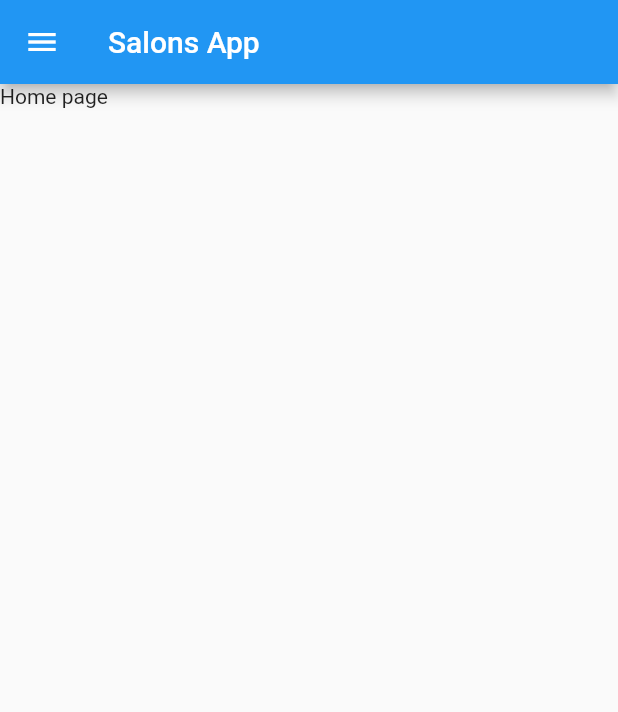
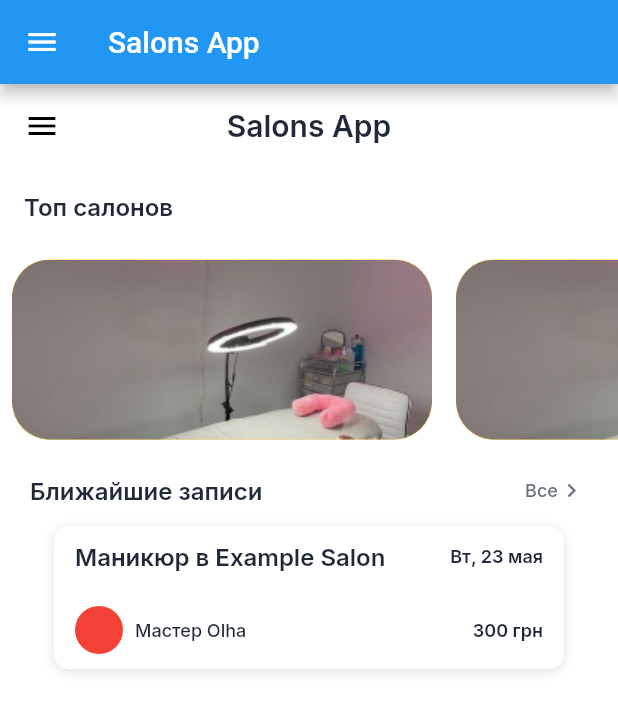
Before and after one commit to LizaPolishchuk/bf_mobile_client, a Flutter app: the MyHomePage screen opened directly, on a phone screen of 412 x 824 dp. Shown: the top 712 px of the screen. Run offline on Flutter 3.47's test engine with Material 2 defaults, Android fonts, the phone set to English and light mode, and no system bars; drawn by our look-alikes of flutter_slidable; our stand-ins replace bloc, dartz, firebase_auth, firebase_core, flutter_bloc, flutter_svg and 3 more; missing offline and left inert: salons_app_flutter_module; accounts and stored records are empty; statements that could not run were skipped; project files that could hold a hidden picture were left out.

Commit message:
home page UI

```diff
--- a/lib/main.dart
+++ b/lib/main.dart
@@ -20,7 +20,7 @@ void main() async {
   await di.init();
   await appDi.init();
 
-  await initHive();
+  // await initHive();
 
   runApp(MyApp());
 }
@@ -50,7 +50,8 @@ class MyApp extends StatelessWidget {
       theme: ThemeData(
         primarySwatch: Colors.blue,
       ),
-      home: MyHomePage(),
+      // home: MyHomePage(),
+      home: HomePage(),
     );
   }
 }
--- a/lib/prezentation/home/home_page.dart
+++ b/lib/prezentation/home/home_page.dart
@@ -1,5 +1,11 @@
 import 'package:flutter/material.dart';
 import 'package:flutter/widgets.dart';
+import 'package:flutter_slidable/flutter_slidable.dart';
+import 'package:salons_app_mobile/prezentation/home/order_alert_widget.dart';
+import 'package:salons_app_mobile/prezentation/home/order_options_widget.dart';
+import 'package:salons_app_mobile/prezentation/home/orders_tile_widget.dart';
+import 'package:salons_app_mobile/prezentation/home/top_salons_carousel_widget.dart';
+import 'package:salons_app_mobile/utils/app_strings.dart';
 
 class HomePage extends StatefulWidget {
   const HomePage({Key? key}) : super(key: key);
@@ -12,7 +18,86 @@ class _HomePageState extends State<HomePage> {
   @override
   Widget build(BuildContext context) {
     return Scaffold(
-      body: Text("Home page"),
+      backgroundColor: Colors.white,
+      appBar: AppBar(
+        leading: IconButton(
+          onPressed: () {},
+          icon: Icon(Icons.menu, color: Colors.black),
+        ),
+        title: Text(
+          'Salons App',
+          style: text16W600.copyWith(fontSize: 20),
+        ),
+        centerTitle: true,
+        backgroundColor: Colors.white,
+        elevation: 0,
+      ),
+      body: Column(
+        crossAxisAlignment: CrossAxisAlignment.center,
+        children: [
+          Padding(
+            padding: const EdgeInsets.all(16),
+            child: Align(
+              alignment: Alignment.centerLeft,
+              child: Text(
+                'Топ салонов',
+                style: text16W600,
+              ),
+            ),
+          ),
+          TopSalonsCarouselWidget(),
+          Padding(
+            padding: const EdgeInsets.only(left: 20, right: 10),
+            child: Row(
+              mainAxisAlignment: MainAxisAlignment.spaceBetween,
+              children: [
+                Text('Ближайшие записи', style: text16W600),
+                TextButton(
+                  onPressed: () {},
+                  child: Row(
+                    children: [
+                      Text(
+                        'Все',
+                        style: text12W500.copyWith(color: Color(0xff6B7280)),
+                      ),
+                      Icon(
+                        Icons.keyboard_arrow_right,
+                        size: 18,
+                        color: Color(0xff6B7280),
+                      )
+                    ],
+                  ),
+                ),
+              ],
+            ),
+          ),
+          Slidable(
+            child: OrdersTileWidget(),
+            actionPane: SlidableDrawerActionPane(),
+            secondaryActions: [
+              OrderOptionsWidget(
+                text: 'Закрепить',
+                icon: Icons.push_pin_outlined,
+                color: Color(0xFFF2C420),
+                isRounded: false,
+                onTap: () {},
+              ),
+              OrderOptionsWidget(
+                text: 'Отменить запись',
+                icon: Icons.cancel,
+                color: Color(0xFFE1440E),
+                isRounded: true,
+                onTap: () {
+                  showDialog(
+                    context: context,
+                    builder: (context) => OrderAlertWidget(),
+                  );
+                },
+              ),
+            ],
+          ),
+        ],
+      ),
     );
   }
 }
--- /dev/null
+++ b/lib/prezentation/home/orders_tile_widget.dart
@@ -0,0 +1,48 @@
+import 'package:flutter/material.dart';
+import 'package:salons_app_mobile/utils/app_strings.dart';
+
+class OrdersTileWidget extends StatelessWidget {
+  const OrdersTileWidget({
+    Key? key,
+  }) : super(key: key);
+
+  @override
+  Widget build(BuildContext context) {
+    return Container(
+      padding: EdgeInsets.symmetric(horizontal: 14, vertical: 10),
+      width: 340,
+      height: 95,
+      decoration: BoxDecoration(
+        color: Colors.white,
+        borderRadius: BorderRadius.circular(10),
+        boxShadow: [BoxShadow(color: Color(0x22222222), blurRadius: 6, offset: Offset(0, 2))]
+      ),
+      child: Column(
+        mainAxisAlignment: MainAxisAlignment.spaceBetween,
+        children: [
+          Row(
+            mainAxisAlignment: MainAxisAlignment.spaceBetween,
+            children: [
+              Text('Маникюр в Example Salon', style: text16W600),
+              Text('Вт, 23 мая', style: text12W600),
+            ],
+          ),
+          Row(
+            mainAxisAlignment: MainAxisAlignment.spaceBetween,
+            children: [
+              CircleAvatar(
+                radius: 16,
+                backgroundColor: Colors.red,
+                // child: Image.network('assets/images/'),
+              ),
+              SizedBox(width: 8),
+              Text('Мастер Olha', style: text12W500),
+              Spacer(),
+              Text('300 грн', style: text12W600),
+            ],
+          ),
+        ],
+      ),
+    );
+  }
+}
--- /dev/null
+++ b/lib/prezentation/home/top_salons_carousel_widget.dart
@@ -0,0 +1,36 @@
+import 'package:flutter/material.dart';
+
+class TopSalonsCarouselWidget extends StatelessWidget {
+  const TopSalonsCarouselWidget({
+    Key? key,
+  }) : super(key: key);
+
+  @override
+  Widget build(BuildContext context) {
+    return Container(
+      height: 140,
+      child: ListView.builder(
+        scrollDirection: Axis.horizontal,
+        itemCount: 4,
+        itemBuilder: (context, index) {
+          return Center(
+            child: Container(
+              margin: EdgeInsets.symmetric(horizontal: 8),
+              width: 280,
+              height: 120,
+              decoration: BoxDecoration(
+                color: Colors.amber,
+                borderRadius: BorderRadius.circular(25),
+                image: DecorationImage(
+                  //TODO: Заменить на svg
+                  image: AssetImage('assets/images/TopSalonCard.png'),
+                  fit: BoxFit.cover,
+                ),
+              ),
+            ),
+          );
+        },
+      ),
+    );
+  }
+}
--- a/lib/utils/app_strings.dart
+++ b/lib/utils/app_strings.dart
@@ -0,0 +1,8 @@
+import 'package:flutter/cupertino.dart';
+import 'package:google_fonts/google_fonts.dart';
+
+final TextStyle text12W500 = GoogleFonts.inter(textStyle: TextStyle(fontSize: 12, fontWeight: FontWeight.w500, color: Color(0xFF1F2937)));
+final TextStyle text12W600 = GoogleFonts.inter(textStyle: TextStyle(fontSize: 12, fontWeight: FontWeight.w600, color: Color(0xFF1F2937)));
+final TextStyle text16W600 = GoogleFonts.inter(textStyle: TextStyle(fontSize: 16, fontWeight: FontWeight.w600, color: Color(0xFF1F2937)));
+final TextStyle text16W400 = GoogleFonts.inter(textStyle: TextStyle(fontSize: 16, fontWeight: FontWeight.w400, color: Color(0xFF1F2937)));
+final TextStyle text20W700 = GoogleFonts.inter(textStyle: TextStyle(fontSize: 20, fontWeight: FontWeight.w700, color: Color(0xFF1F2937)));
--- a/pubspec.yaml
+++ b/pubspec.yaml
@@ -104,6 +104,9 @@ dependencies:
   # The following adds the Cupertino Icons font to your application.
   # Use with the CupertinoIcons class for iOS style icons.
   cupertino_icons: ^1.0.3
+  google_fonts: ^2.1.0
+  flutter_slidable: ^0.6.0
+
 
 dev_dependencies:
   flutter_test:
```
Also changed, not shown: lib/prezentation/home/order_alert_widget.dart (added, +63 -0 lines), lib/prezentation/home/order_options_widget.dart (added, +56 -0 lines), assets/images/TopSalonCard.png (added), assets/images/TopSalonCard.svg (added), pubspec.lock.
